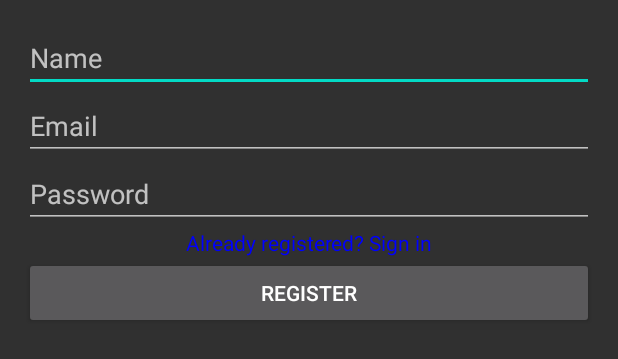
After one commit to Troy1010/OpulexPropertyManagement, an Android app: the layout frag_register.xml on its own in the app's theme, with its tools: preview values and no code run, on a phone screen of 412 x 824 dp. The commit adds this screen. Shown: the top 359 px of the screen. Run offline under Robolectric (Android 15) with nearby library versions, the phone set to English and light mode, and no system bars.

Commit message:
copy-pasta FragHome, Register, Login` halfway

```diff
--- /dev/null
+++ b/app/src/main/res/layout/frag_register.xml
@@ -0,0 +1,47 @@
+<?xml version="1.0" encoding="utf-8"?>
+<layout>
+    <data>
+        <variable
+            name="userInfo"
+            type="com.example.pg_mvvm.models.User" />
+    </data>
+    <LinearLayout xmlns:android="http://schemas.android.com/apk/res/android"
+        android:layout_width="match_parent"
+        android:layout_height="match_parent"
+        android:orientation="vertical"
+        android:padding="16dp">
+
+        <EditText
+            android:id="@+id/edittext_name"
+            android:hint="Name"
+            android:text="@{userInfo.firstName}"
+            android:layout_width="match_parent"
+            android:layout_height="wrap_content"/>
+
+        <EditText
+            android:id="@+id/edittext_email"
+            android:hint="Email"
+            android:text="@{userInfo.email}"
+            android:layout_width="match_parent"
+            android:layout_height="wrap_content"/>
+        <EditText
+            android:id="@+id/edittext_password"
+            android:hint="Password"
+            android:text="@{userInfo.password}"
+            android:layout_width="match_parent"
+            android:layout_height="wrap_content"/>
+        <TextView
+            android:id="@+id/textview_new_user_click_here"
+            android:gravity="center_horizontal"
+            android:textColor="#00F"
+            android:text="Already registered? Sign in"
+            android:layout_width="match_parent"
+            android:layout_height="wrap_content"/>
+        <Button
+            android:text="Register"
+            android:id="@+id/btn_register_send"
+            android:layout_width="match_parent"
+            android:layout_height="wrap_content"/>
+
+    </LinearLayout>
+</layout>
```
Also changed, not shown: app/src/main/java/com/example/opulexpropertymanagement/ui/FragHome.kt (added, +34 -0 lines), app/src/main/java/com/example/opulexpropertymanagement/ui/FragLogin.kt (added, +62 -0 lines), app/src/main/java/com/example/opulexpropertymanagement/ui/FragRegister.kt (added, +38 -0 lines), app/src/main/java/com/example/opulexpropertymanagement/ui/NavigationHost.kt (added, +7 -0 lines), app/src/main/res/layout/activity_host.xml (+17 -5 lines), app/src/main/res/layout/frag_home.xml (added, +50 -0 lines), app/src/main/res/layout/frag_login.xml (added, +39 -0 lines), app/src/main/res/navigation/navigation_graph.xml (added, +32 -0 lines).
